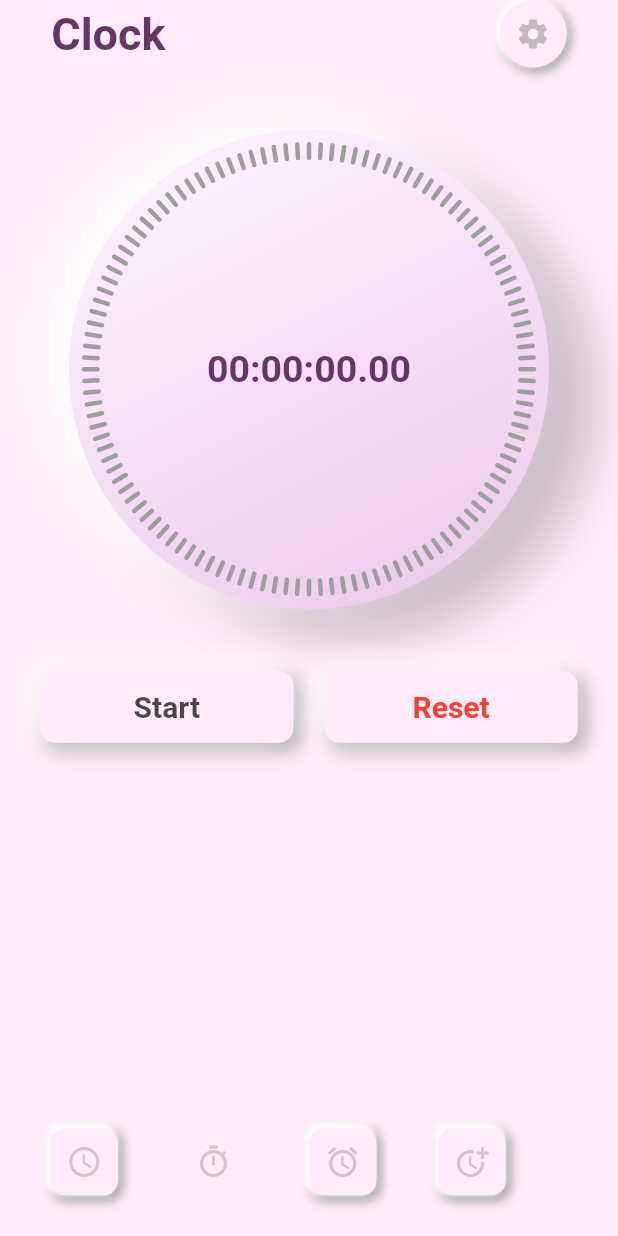
After one commit to KishoreSreedharan/Clock_View, a Flutter app: the screen it shows after launch, item 2 of the bottom bar chosen, after a tap on "Reset", on a phone screen of 412 x 824 dp. The commit adds this screen. Run offline on Flutter 3.47's test engine with Material 2 defaults, Android fonts, the phone set to English and light mode, and no system bars; our stand-ins replace flutter_switch, page_transition, stop_watch_timer.

Commit message:
Timer Added

```diff
--- a/lib/const.dart
+++ b/lib/const.dart
@@ -1,6 +1,6 @@
 import 'package:flutter/material.dart';
 
-Color blendColor = Color.fromARGB(255, 255, 235, 249);
-Color gradiant1 = Color.fromARGB(255, 253, 237, 255);
-Color gradiant2 = Color.fromARGB(255, 234, 201, 233);
-Color activeColor1 = Color.fromARGB(255, 229, 79, 129);
+Color blendColor = const Color.fromARGB(255, 255, 235, 249);
+Color gradiant1 = const Color.fromARGB(255, 253, 237, 255);
+Color gradiant2 = const Color.fromARGB(255, 234, 201, 233);
+Color activeColor1 = const Color.fromARGB(255, 229, 79, 129);
--- a/lib/homepage.dart
+++ b/lib/homepage.dart
@@ -46,19 +46,19 @@ class _MyHomePageState extends State<MyHomePage> {
                     color: Colors.grey[500]!,
                     spreadRadius: 1,
                     blurRadius: 5,
-                    offset: const Offset(2, 2)),
+                    offset: const Offset(4, 4)),
                 const BoxShadow(
                     color: Colors.white,
                     spreadRadius: 1,
                     blurRadius: 3,
-                    offset: Offset(-2, -2))
+                    offset: Offset(-4, -4))
               ],
             ),
             child: Row(
               mainAxisAlignment: MainAxisAlignment.start,
               children: [
                 const Text(
-                  "10:00",
+                  "8:00",
                   style: TextStyle(
                       color: Colors.black,
                       fontSize: 25,
@@ -87,7 +87,7 @@ class _MyHomePageState extends State<MyHomePage> {
             ),
           ),
           SizedBox(
-            height: he * 0.05,
+            height: he * 0.04,
           ),
           Container(
             width: we * 0.84,
@@ -101,12 +101,12 @@ class _MyHomePageState extends State<MyHomePage> {
                     color: Colors.grey[500]!,
                     spreadRadius: 1,
                     blurRadius: 5,
-                    offset: const Offset(2, 2)),
+                    offset: const Offset(4, 4)),
                 const BoxShadow(
                     color: Colors.white,
                     spreadRadius: 1,
                     blurRadius: 3,
-                    offset: Offset(-2, -2))
+                    offset: Offset(-4, -4))
               ],
             ),
             child: Row(
@@ -127,7 +127,7 @@ class _MyHomePageState extends State<MyHomePage> {
                   style: TextStyle(color: Colors.grey),
                 ),
                 SizedBox(
-                  width: we * 0.425,
+                  width: we * 0.4,
                 ),
                 FlutterSwitch(
                     value: status,
--- a/lib/main.dart
+++ b/lib/main.dart
@@ -1,9 +1,12 @@
 import 'package:flutter/material.dart';
-
+import 'package:flutter/services.dart';
 import 'homepage.dart';
 
 void main() {
   runApp(const MyApp());
+  WidgetsFlutterBinding.ensureInitialized();
+  SystemChrome.setPreferredOrientations(
+      [DeviceOrientation.portraitUp, DeviceOrientation.portraitDown]);
 }
 
 class MyApp extends StatelessWidget {
--- a/lib/properties.dart/colck.dart
+++ b/lib/properties.dart/colck.dart
@@ -169,6 +169,7 @@ class ClockPainter extends CustomPainter {
     var houHandY = centerY +
         60 * sin((datetime.hour * 30 + datetime.minute * 0.5) * pi / 180);
 
+    // ignore: unused_local_variable
     var dashBrush = Paint()
       ..color = Colors.orange[500]!
       ..style = PaintingStyle.stroke
--- a/lib/properties.dart/navigation.dart
+++ b/lib/properties.dart/navigation.dart
@@ -1,8 +1,10 @@
 import 'package:clock_view/const.dart';
 import 'package:clock_view/homepage.dart';
+import 'package:clock_view/timer.dart';
 import 'package:flutter/material.dart';
 import 'package:page_transition/page_transition.dart';
 
+// ignore: must_be_immutable
 class Bottome extends StatefulWidget {
   int pageInxdex;
   Bottome({Key? key, required this.pageInxdex}) : super(key: key);
@@ -38,7 +40,8 @@ class _BottomeState extends State<Bottome> {
           ),
           InkWell(
             onTap: () {
-              setState(() {});
+              Navigator.of(context).pushReplacement(PageTransition(
+                  child: const TimerPage(), type: PageTransitionType.fade));
             },
             child: IconChanger(
                 icon: Icons.timer_outlined,
@@ -75,6 +78,7 @@ class _BottomeState extends State<Bottome> {
   }
 }
 
+// ignore: must_be_immutable
 class IconChanger extends StatelessWidget {
   bool isOn;
   IconData icon;
--- /dev/null
+++ b/lib/timer.dart
@@ -0,0 +1,307 @@
+import 'dart:math';
+import 'package:clock_view/const.dart';
+import 'package:clock_view/properties.dart/appbar.dart';
+import 'package:clock_view/properties.dart/navigation.dart';
+import 'package:flutter/material.dart';
+import 'package:stop_watch_timer/stop_watch_timer.dart';
+
+class TimerPage extends StatefulWidget {
+  const TimerPage({Key? key}) : super(key: key);
+
+  @override
+  State<TimerPage> createState() => _TimerPageState();
+}
+
+class _TimerPageState extends State<TimerPage> {
+  final StopWatchTimer _stopWatchTimer = StopWatchTimer();
+  final _isHours = true;
+  bool isRunning = true;
+  bool isRecord = true;
+
+  final _scrollController = ScrollController();
+
+  @override
+  void dispose() {
+    super.dispose();
+    _scrollController.dispose();
+    _stopWatchTimer.dispose();
+  }
+
+  @override
+  Widget build(BuildContext context) {
+    var he = MediaQuery.of(context).size.height;
+    var we = MediaQuery.of(context).size.width;
+
+    return Scaffold(
+      backgroundColor: blendColor,
+      body: SizedBox(
+        height: he,
+        width: we,
+        child: Column(
+          children: [
+            const Appbars(),
+            SizedBox(
+              height: he * 0.05,
+            ),
+            Container(
+              height: 320,
+              width: 320,
+              alignment: Alignment.center,
+              decoration: BoxDecoration(
+                  shape: BoxShape.circle,
+                  color: blendColor,
+                  gradient: LinearGradient(
+                    colors: [gradiant1, gradiant2],
+                    begin: Alignment.topCenter,
+                    end: Alignment.bottomRight,
+                  ),
+                  boxShadow: [
+                    BoxShadow(
+                      color: Colors.black.withOpacity(0.2),
+                      blurRadius: 28,
+                      spreadRadius: 1,
+                      offset: const Offset(30, 20),
+                    ),
+                    const BoxShadow(
+                      color: Colors.white,
+                      blurRadius: 28,
+                      spreadRadius: 1,
+                      offset: Offset(-20, -10),
+                    ),
+                  ]),
+              child: Stack(
+                alignment: Alignment.center,
+                children: [
+                  StreamBuilder<int>(
+                      stream: _stopWatchTimer.rawTime,
+                      initialData: _stopWatchTimer.rawTime.value,
+                      builder: (context, snapShot) {
+                        final value = snapShot.data;
+                        final displayTime = StopWatchTimer.getDisplayTime(
+                            value!,
+                            hours: _isHours);
+                        return Text(
+                          displayTime,
+                          style: const TextStyle(
+                              fontSize: 25,
+                              color: Color.fromARGB(255, 103, 54, 104),
+                              fontWeight: FontWeight.bold),
+                        );
+                      }),
+                  CustomPaint(
+                    painter: ClockTimer(),
+                  ),
+                ],
+              ),
+            ),
+            SizedBox(
+              height: he * 0.05,
+            ),
+            Row(
+              mainAxisAlignment: MainAxisAlignment.center,
+              children: [
+                _buttonStart(
+                  context,
+                  "Start",
+                  Colors.black.withOpacity(0.7),
+                ),
+                SizedBox(
+                  width: we * 0.05,
+                ),
+                InkWell(
+                  onTap: () {
+                    isRecord
+                        ? _stopWatchTimer.onExecute.add(StopWatchExecute.reset)
+                        : _stopWatchTimer.onExecute.add(StopWatchExecute.lap);
+                  },
+                  child: _buttonStop(context, Colors.red, "Reset"),
+                )
+              ],
+            ),
+            Container(
+              width: we * 0.9,
+              height: he * 0.2,
+              margin: const EdgeInsets.only(top: 10),
+              child: StreamBuilder<List<StopWatchRecord>>(
+                stream: _stopWatchTimer.records,
+                initialData: _stopWatchTimer.records.value,
+                builder: (context, snapShot) {
+                  final value = snapShot.data;
+                  if (value!.isEmpty) {
+                    return Container();
+                  }
+                  Future.delayed(const Duration(microseconds: 300), () {
+                    _scrollController.animateTo(
+                        _scrollController.position.maxScrollExtent,
+                        duration: const Duration(milliseconds: 200),
+                        curve: Curves.easeOut);
+                  });
+                  return ListView.builder(
+                    controller: _scrollController,
+                    itemBuilder: (c, i) {
+                      final data = value[i];
+                      return buildCard(
+                          context, "${i + 1}", "${data.displayTime}");
+                    },
+                    itemCount: value.length,
+                  );
+                },
+              ),
+            ),
+          ],
+        ),
+      ),
+      bottomNavigationBar: Bottome(
+        pageInxdex: 2,
+      ),
+    );
+  }
+
+  Widget buildCard(context, String index, String text) {
+    var we = MediaQuery.of(context).size.width;
+    var he = MediaQuery.of(context).size.height;
+    return Container(
+      width: we * 0.8,
+      height: he * 0.07,
+      padding: const EdgeInsets.all(0.8),
+      margin: const EdgeInsets.all(0.8),
+      decoration: BoxDecoration(
+        color: const Color.fromARGB(255, 247, 211, 247),
+        borderRadius: BorderRadius.circular(10),
+      ),
+      child: Row(mainAxisAlignment: MainAxisAlignment.center, children: [
+        Text(
+          index,
+          style: const TextStyle(
+              fontSize: 20, fontWeight: FontWeight.bold, color: Colors.black),
+        ),
+        SizedBox(
+          width: we * 0.01,
+        ),
+        const Text(
+          "Lap",
+          style: TextStyle(
+              fontSize: 20, fontWeight: FontWeight.bold, color: Colors.grey),
+        ),
+        SizedBox(
+          width: we * 0.43,
+        ),
+        Text(
+          text,
+          style: TextStyle(
+              fontSize: 20,
+              fontWeight: FontWeight.bold,
+              color: Colors.black.withOpacity(0.7)),
+        ),
+      ]),
+    );
+  }
+
+  Widget _buttonStart(context, String text, Color color) {
+    var we = MediaQuery.of(context).size.width;
+    var he = MediaQuery.of(context).size.height;
+
+    return InkWell(
+      onTap: () {
+        isRunning
+            ? _stopWatchTimer.onExecute.add(StopWatchExecute.start)
+            : _stopWatchTimer.onExecute.add(StopWatchExecute.stop);
+        setState(() {
+          isRunning = !isRunning;
+          isRecord = !isRecord;
+        });
+      },
+      child: Container(
+        alignment: Alignment.center,
+        height: he * 0.058,
+        width: we * 0.41,
+        padding: const EdgeInsets.all(8.0),
+        decoration: BoxDecoration(
+            borderRadius: BorderRadius.circular(10),
+            color: blendColor,
+            boxShadow: [
+              BoxShadow(
+                  color: Colors.grey[500]!,
+                  blurRadius: 10,
+                  spreadRadius: 1,
+                  offset: const Offset(4, 4)),
+              const BoxShadow(
+                color: Colors.white,
+                blurRadius: 15,
+                spreadRadius: 1,
+                offset: Offset(-4, -4),
+              ),
+            ]),
+        child: Text(
+          isRunning ? text : "Pause",
+          style: TextStyle(
+              color: color, fontWeight: FontWeight.bold, fontSize: 20),
+        ),
+      ),
+    );
+  }
+
+  Widget _buttonStop(context, Color color, String text) {
+    var he = MediaQuery.of(context).size.height;
+    var we = MediaQuery.of(context).size.width;
+
+    return Container(
+      alignment: Alignment.center,
+      height: he * 0.058,
+      width: we * 0.41,
+      padding: const EdgeInsets.all(8.0),
+      decoration: BoxDecoration(
+          borderRadius: BorderRadius.circular(10),
+          color: blendColor,
+          boxShadow: [
+            BoxShadow(
+                color: Colors.grey[500]!,
+                blurRadius: 10,
+                spreadRadius: 1,
+                offset: const Offset(4, 4)),
+            const BoxShadow(
+              color: Colors.white,
+              blurRadius: 15,
+              spreadRadius: 1,
+              offset: Offset(-4, -4),
+            ),
+          ]),
+      child: Text(
+        isRecord ? text : "Record",
+        style:
+            TextStyle(color: color, fontWeight: FontWeight.bold, fontSize: 20),
+      ),
+    );
+  }
+}
+
+class ClockTimer extends CustomPainter {
+  @override
+  void paint(Canvas canvas, Size size) {
+    var centerX = size.width / 2;
+    var centerY = size.height / 2;
+    // var center = Offset(centerX, centerY);
+    var radius = min(centerX, centerY);
+    var outerRadius = radius - 47;
+    var innerRadius = radius - 50;
+
+    var hourDashPaint = Paint()
+      ..color = Colors.grey
+      ..strokeCap = StrokeCap.round
+      ..strokeWidth = 3
+      ..style = PaintingStyle.stroke;
+    for (int i = 0; i < 360; i += 3) {
+      double x1 = centerX - outerRadius * 3 * cos(i * pi / 180);
+      double y1 = centerY - outerRadius * 3 * sin(i * pi / 180);
+      double x2 = centerX - innerRadius * 3 * cos(i * pi / 180);
+      double y2 = centerY - innerRadius * 3 * sin(i * pi / 180);
+
+      canvas.drawLine(Offset(x1, y1), Offset(x2, y2), hourDashPaint);
+    }
+  }
+
+  @override
+  bool shouldRepaint(covariant CustomPainter oldDelegate) {
+    return true;
+  }
+}
--- a/pubspec.yaml
+++ b/pubspec.yaml
@@ -31,6 +31,7 @@ dependencies:
     sdk: flutter
   flutter_switch: ^0.3.2
   page_transition: ^2.0.9
+  stop_watch_timer: ^1.5.0
 
 
   # The following adds the Cupertino Icons font to your application.
```
Also changed, not shown: pubspec.lock.
